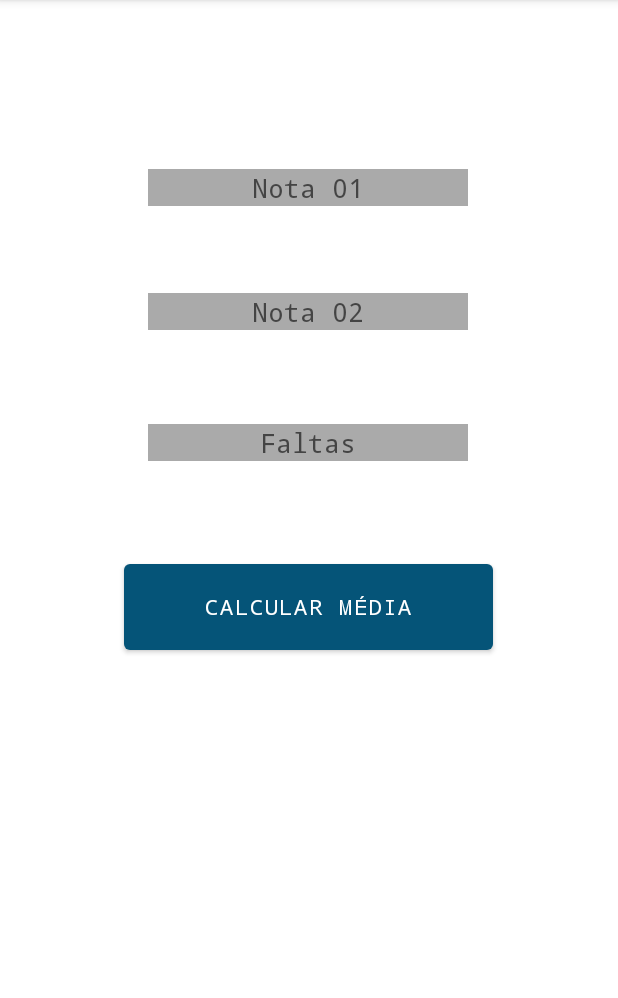
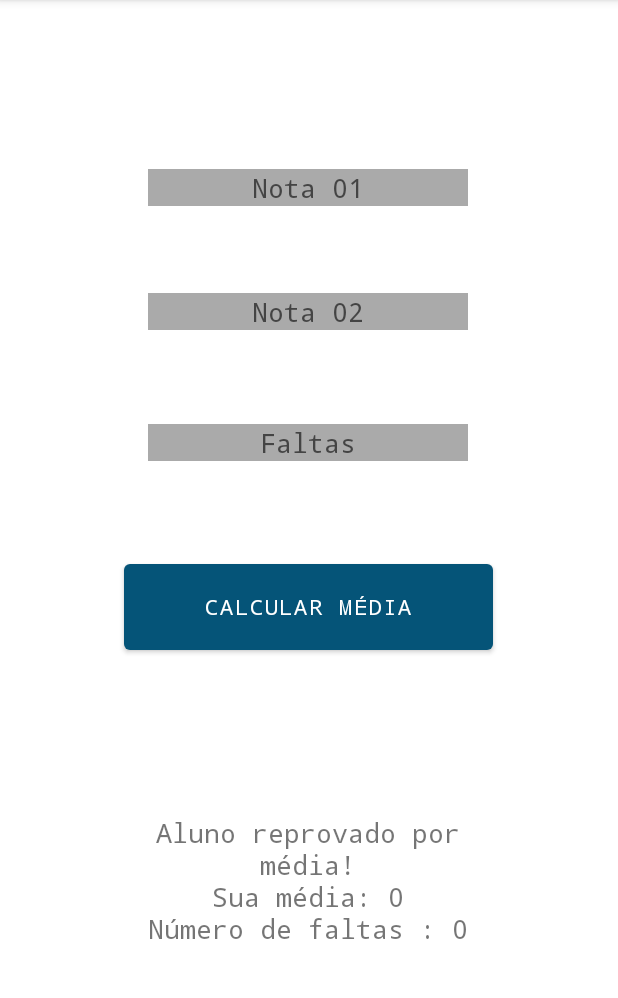
Before and after one commit to IsabelSiva/PassaOuNaoPassa, an Android app: the screen it shows after launch (MainActivity), after a tap on "CALCULAR MÉDIA", on a phone screen of 412 x 824 dp, the part 84-1082 px from its top. Run offline under Robolectric (Android 15) with nearby library versions, the phone set to English and light mode, and no system bars; 3 statements that could not run were skipped.

Commit message:
Código para calculo de média escolar concluído. Correção do id do TextView no XML

```diff
--- a/app/src/main/java/com/example/passaounaopassa/MainActivity.kt
+++ b/app/src/main/java/com/example/passaounaopassa/MainActivity.kt
@@ -1,9 +1,8 @@
-package com.example.passaounaopassa
+ package com.example.passaounaopassa
 
 import android.os.Bundle
 import androidx.appcompat.app.AppCompatActivity
 import kotlinx.android.synthetic.main.activity_main.*
-import java.text.DecimalFormat
 
 class MainActivity : AppCompatActivity() {
     override fun onCreate(savedInstanceState: Bundle?) {
@@ -19,8 +18,10 @@ class MainActivity : AppCompatActivity() {
             val falta = Integer.parseInt(faltas.text.toString())
             val media = (nota + not2)/2
 
-            if(media>=7){
-                result =
+            if(media >= 7 && falta <= 10){
+                result.setText("Aluno aprovado por média!" + "\n" + "Sua média: ${media}" +"\n" + "Número de faltas : ${falta}")
+            }else{
+                result.setText("Aluno reprovado por média!" + "\n" + "Sua média: ${media}" +"\n" + "Número de faltas : ${falta}")
             }
         }
     }
--- a/app/src/main/res/layout/activity_main.xml
+++ b/app/src/main/res/layout/activity_main.xml
@@ -2,7 +2,7 @@
 <androidx.constraintlayout.widget.ConstraintLayout xmlns:android="http://schemas.android.com/apk/res/android"
     xmlns:app="http://schemas.android.com/apk/res-auto"
     xmlns:tools="http://schemas.android.com/tools"
-    android:id="@+id/resultado"
+    android:id="@+id/passa"
     android:layout_width="match_parent"
     android:layout_height="match_parent"
     tools:context=".MainActivity">
@@ -58,11 +58,12 @@
         app:layout_constraintVertical_bias="0.53" />
 
     <TextView
-        android:id="@+id/textView2"
+        android:id="@+id/resultado"
         android:layout_width="276dp"
         android:layout_height="203dp"
         android:fontFamily="monospace"
         android:gravity="center"
+        android:text=""
         android:textSize="18sp"
         app:layout_constraintBottom_toBottomOf="parent"
         app:layout_constraintEnd_toEndOf="parent"
```
